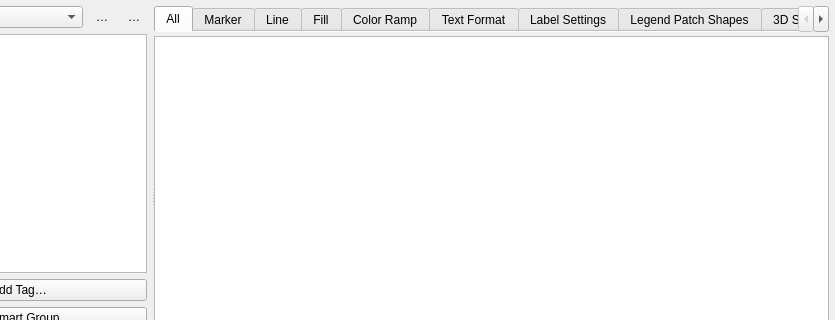
The window that src/ui/qgsstylemanagerdialogbase.ui (qgis/QGIS) describes before a commit, drawn with Qt 5; both pictures show x 115 to 950 and y 0 to 320 of the 950 by 419 pixel window.
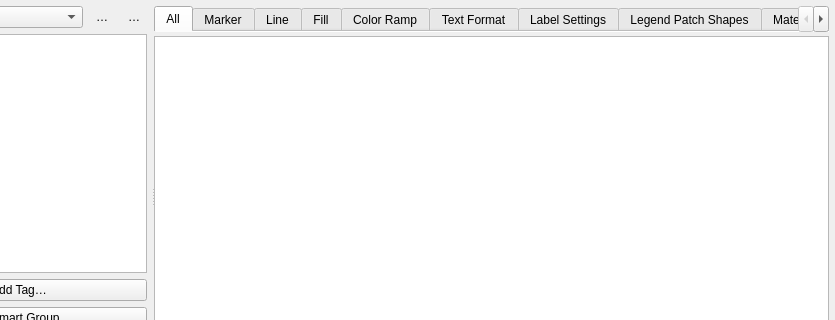
The same window after the commit. Icons and pictures are not drawn. Custom widgets are drawn as their Qt base class.

Commit message: Add materials tab to style manager dialog

What changed in the file:
```diff
--- a/src/ui/qgsstylemanagerdialogbase.ui
+++ b/src/ui/qgsstylemanagerdialogbase.ui
@@ -462,6 +462,15 @@
              <string>Legend Patch Shapes</string>
             </attribute>
            </widget>
+           <widget class="QWidget" name="tabMaterialSettings">
+            <attribute name="icon">
+             <iconset resource="../../images/images.qrc">
+              <normaloff>:/images/themes/default/3d.svg</normaloff>:/images/themes/default/3d.svg</iconset>
+            </attribute>
+            <attribute name="title">
+             <string>Materials</string>
+            </attribute>
+           </widget>
            <widget class="QWidget" name="tab3DSymbols">
             <attribute name="icon">
              <iconset resource="../../images/images.qrc">
```
Left out of the diff: 23 changed lines with no effect on the pictures. The commit also changes 4 other files.
